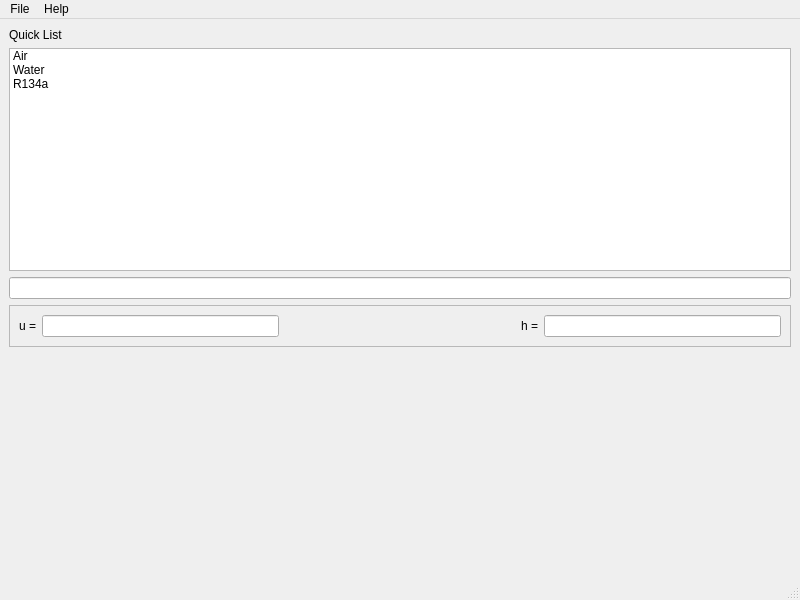
ke7omc/Thermodynamics-Property-Calculator, file mainwindow.ui: the form before one commit.
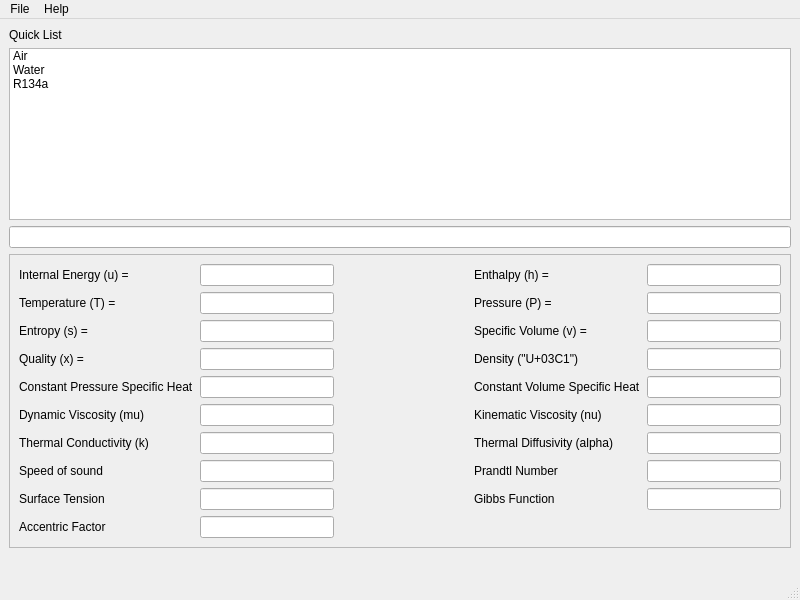
The form after the commit.

Commit message: Added places for property returns.

What changed in the file:
```diff
--- a/mainwindow.ui
+++ b/mainwindow.ui
@@ -46,16 +46,177 @@
        <enum>QFrame::Raised</enum>
       </property>
       <layout class="QGridLayout" name="gridLayout_2">
-       <item row="0" column="1">
-        <widget class="QLineEdit" name="lineEdit_3"/>
+       <item row="5" column="4">
+        <widget class="QLineEdit" name="lineEdit_13"/>
+       </item>
+       <item row="2" column="4">
+        <widget class="QLineEdit" name="lineEdit_7"/>
+       </item>
+       <item row="3" column="3">
+        <widget class="QLabel" name="label_11">
+         <property name="text">
+          <string>Density (&quot;U+03C1&quot;)</string>
+         </property>
+        </widget>
+       </item>
+       <item row="0" column="3">
+        <widget class="QLabel" name="label_3">
+         <property name="text">
+          <string>Enthalpy (h) =</string>
+         </property>
+        </widget>
+       </item>
+       <item row="1" column="0">
+        <widget class="QLabel" name="label_4">
+         <property name="text">
+          <string>Temperature (T) =</string>
+         </property>
+        </widget>
        </item>
        <item row="0" column="4">
         <widget class="QLineEdit" name="lineEdit_5"/>
        </item>
+       <item row="0" column="1">
+        <widget class="QLineEdit" name="lineEdit_3"/>
+       </item>
+       <item row="2" column="3">
+        <widget class="QLabel" name="label_10">
+         <property name="text">
+          <string>Specific Volume (v) =</string>
+         </property>
+        </widget>
+       </item>
+       <item row="8" column="1">
+        <widget class="QLineEdit" name="lineEdit_18"/>
+       </item>
+       <item row="8" column="0">
+        <widget class="QLabel" name="label_18">
+         <property name="text">
+          <string>Surface Tension</string>
+         </property>
+        </widget>
+       </item>
+       <item row="7" column="4">
+        <widget class="QLineEdit" name="lineEdit_17"/>
+       </item>
+       <item row="3" column="1">
+        <widget class="QLineEdit" name="lineEdit_8"/>
+       </item>
+       <item row="2" column="1">
+        <widget class="QLineEdit" name="lineEdit_4"/>
+       </item>
+       <item row="2" column="0">
+        <widget class="QLabel" name="label_5">
+         <property name="text">
+          <string>Entropy (s) =</string>
+         </property>
+        </widget>
+       </item>
+       <item row="8" column="3">
+        <widget class="QLabel" name="label_19">
+         <property name="text">
+          <string>Gibbs Function</string>
+         </property>
+        </widget>
+       </item>
+       <item row="4" column="0">
+        <widget class="QLabel" name="label_7">
+         <property name="text">
+          <string>Constant Pressure Specific Heat</string>
+         </property>
+        </widget>
+       </item>
+       <item row="8" column="4">
+        <widget class="QLineEdit" name="lineEdit_19"/>
+       </item>
+       <item row="6" column="3">
+        <widget class="QLabel" name="label_16">
+         <property name="text">
+          <string>Thermal Diffusivity (alpha)</string>
+         </property>
+        </widget>
+       </item>
        <item row="0" column="0">
         <widget class="QLabel" name="label">
          <property name="text">
-          <string>u =</string>
+          <string>Internal Energy (u) =</string>
+         </property>
+        </widget>
+       </item>
+       <item row="7" column="3">
+        <widget class="QLabel" name="label_17">
+         <property name="text">
+          <string>Prandtl Number</string>
+         </property>
+        </widget>
+       </item>
+       <item row="4" column="4">
+        <widget class="QLineEdit" name="lineEdit_12"/>
+       </item>
+       <item row="5" column="0">
+        <widget class="QLabel" name="label_8">
+         <property name="text">
+          <string>Dynamic Viscosity (mu)</string>
+         </property>
+        </widget>
+       </item>
+       <item row="6" column="0">
+        <widget class="QLabel" name="label_14">
+         <property name="text">
+          <string>Thermal Conductivity (k)</string>
+         </property>
+        </widget>
+       </item>
+       <item row="7" column="0">
+        <widget class="QLabel" name="label_15">
+         <property name="text">
+          <string>Speed of sound</string>
+         </property>
+        </widget>
+       </item>
+       <item row="1" column="4">
+        <widget class="QLineEdit" name="lineEdit_6"/>
+       </item>
+       <item row="5" column="3">
+        <widget class="QLabel" name="label_13">
+         <property name="text">
+          <string>Kinematic Viscosity (nu)</string>
+         </property>
+        </widget>
+       </item>
+       <item row="6" column="4">
+        <widget class="QLineEdit" name="lineEdit_15"/>
+       </item>
+       <item row="5" column="1">
+        <widget class="QLineEdit" name="lineEdit_10"/>
+       </item>
+       <item row="3" column="0">
+        <widget class="QLabel" name="label_6">
+         <property name="text">
+          <string>Quality (x) =</string>
+         </property>
+        </widget>
+       </item>
+       <item row="6" column="1">
+        <widget class="QLineEdit" name="lineEdit_14"/>
+       </item>
+       <item row="7" column="1">
+        <widget class="QLineEdit" name="lineEdit_16"/>
+       </item>
+       <item row="1" column="3">
+        <widget class="QLabel" name="label_9">
+         <property name="text">
+          <string>Pressure (P) =</string>
+         </property>
+        </widget>
+       </item>
+       <item row="1" column="1">
+        <widget class="QLineEdit" name="lineEdit_2"/>
+       </item>
+       <item row="4" column="3">
+        <widget class="QLabel" name="label_12">
+         <property name="text">
+          <string>Constant Volume Specific Heat</string>
          </property>
         </widget>
        </item>
@@ -72,10 +233,19 @@
          </property>
         </spacer>
        </item>
-       <item row="0" column="3">
-        <widget class="QLabel" name="label_3">
+       <item row="4" column="1">
+        <widget class="QLineEdit" name="lineEdit_9"/>
+       </item>
+       <item row="3" column="4">
+        <widget class="QLineEdit" name="lineEdit_11"/>
+       </item>
+       <item row="9" column="1">
+        <widget class="QLineEdit" name="lineEdit_20"/>
+       </item>
+       <item row="9" column="0">
+        <widget class="QLabel" name="label_20">
          <property name="text">
-          <string>h =</string>
+          <string>Accentric Factor</string>
          </property>
         </widget>
        </item>
```
Left out of the diff: 14 changed lines with no effect on the pictures.
